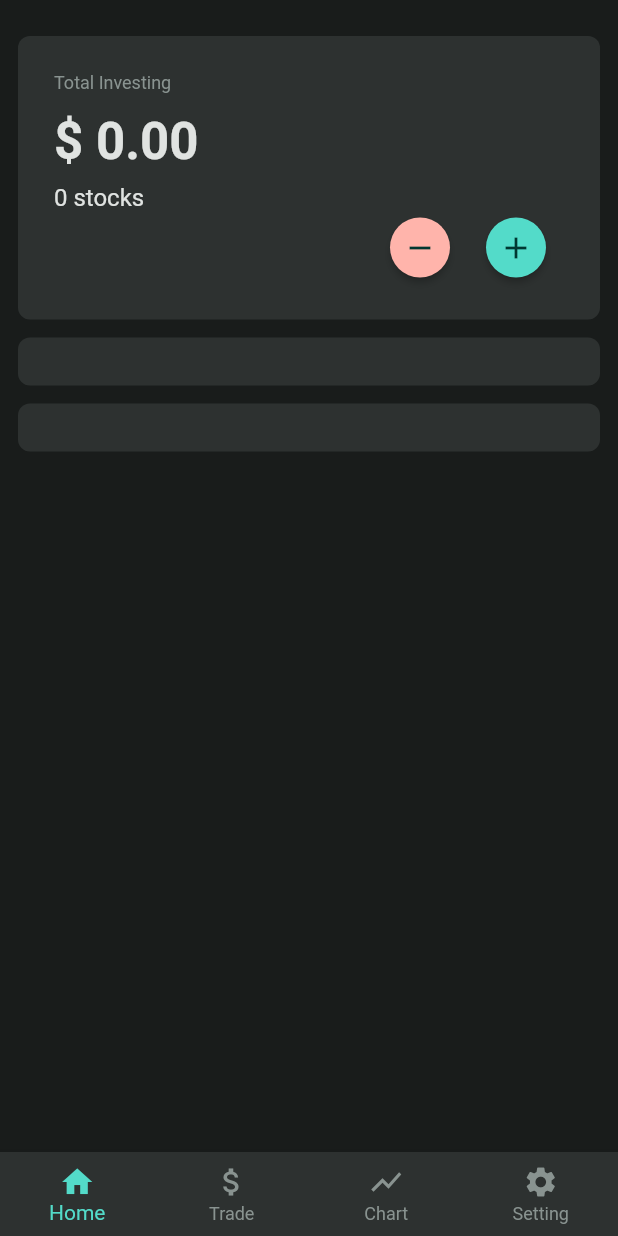
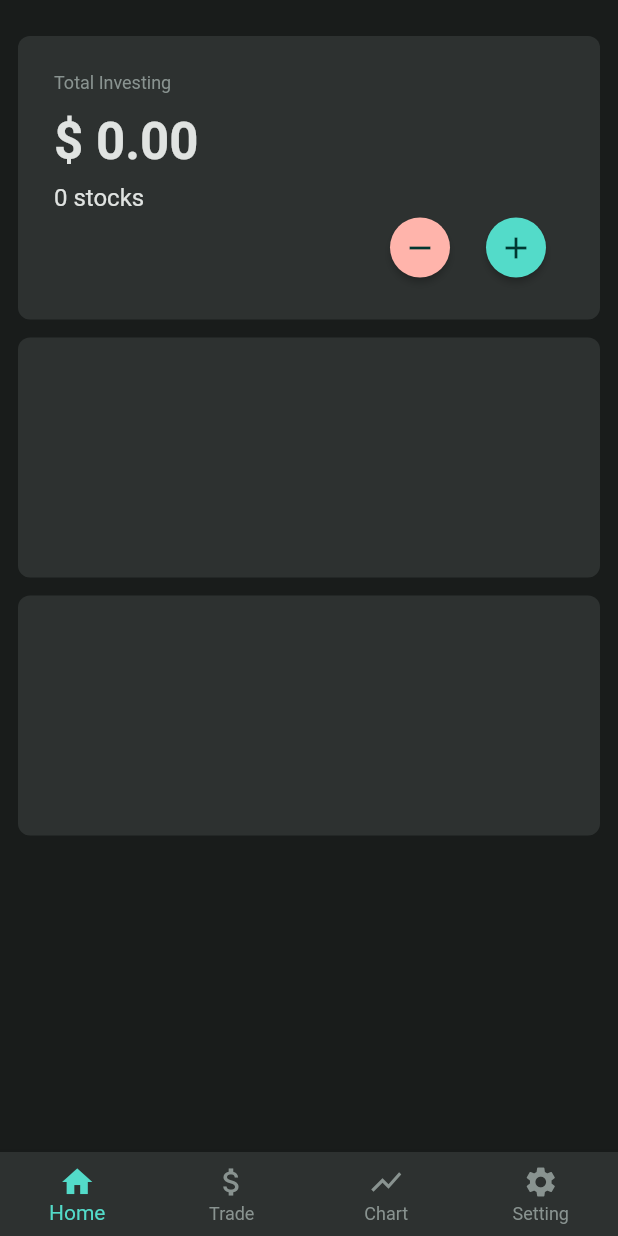
Before and after one commit to raccoon91/raccoon-investment-app, a Flutter app: the HomeScreen screen opened directly, on a phone screen of 412 x 824 dp. Run offline on Flutter 3.47's test engine with Material 2 defaults, Android fonts, the phone set to English and light mode, and no system bars; our stand-ins replace bloc, equatable, flutter_bloc, flutter_dotenv, supabase_flutter; accounts and stored records are empty.

Commit message:
feat: modify list style

```diff
--- a/lib/widget/home/group_list.dart
+++ b/lib/widget/home/group_list.dart
@@ -11,7 +11,9 @@ class GroupList extends StatelessWidget {
     return BlocBuilder<GroupBloc, GroupState>(
       buildWhen: (prev, current) => current.status.isSuccess,
       builder: (context, state) {
-        return Container(
+        return ConstrainedBox(
+          constraints: const BoxConstraints(minHeight: 160),
+          child: Container(
             padding: const EdgeInsets.symmetric(vertical: 16, horizontal: 16),
             decoration: BoxDecoration(
               color: Theme.of(context).colorScheme.surface,
@@ -23,6 +25,7 @@ class GroupList extends StatelessWidget {
                 return GroupCard(group: group);
               }).toList(),
             ),
+          ),
         );
       },
     );
--- a/lib/widget/home/stock_list.dart
+++ b/lib/widget/home/stock_list.dart
@@ -10,7 +10,9 @@ class StockList extends StatelessWidget {
     return BlocBuilder<TradeBloc, TradeState>(
       buildWhen: (prev, current) => current.status.isSuccess,
       builder: (context, state) {
-        return Container(
+        return ConstrainedBox(
+          constraints: const BoxConstraints(minHeight: 160),
+          child: Container(
             padding: const EdgeInsets.symmetric(vertical: 16, horizontal: 24),
             decoration: BoxDecoration(
               color: Theme.of(context).colorScheme.surface,
@@ -47,6 +49,7 @@ class StockList extends StatelessWidget {
                 },
               ).toList(),
             ),
+          ),
         );
       },
     );
```
Lines whose indentation alone changed are shown as unchanged.
